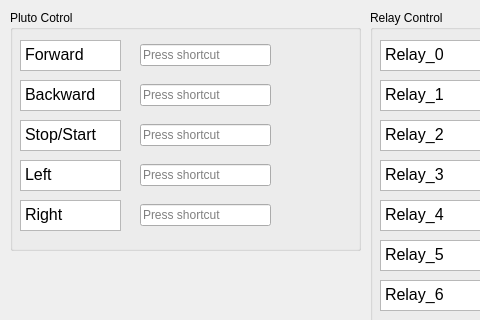
The window that ui/control_config.ui (jruelli/pluto_control) describes before a commit, drawn with Qt 5; both pictures show x 0 to 480 and y 0 to 320 of the 733 by 692 pixel window.
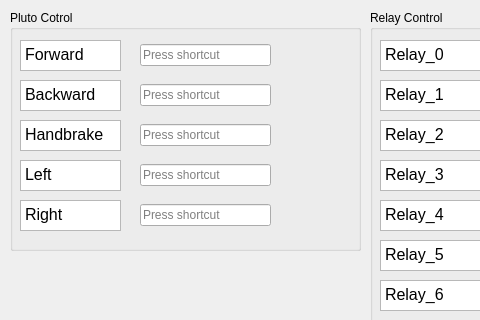
The same window after the commit.

Patch:
```diff
--- a/ui/control_config.ui
+++ b/ui/control_config.ui
@@ -188,7 +188,7 @@
 &lt;html&gt;&lt;head&gt;&lt;meta name=&quot;qrichtext&quot; content=&quot;1&quot; /&gt;&lt;style type=&quot;text/css&quot;&gt;
 p, li { white-space: pre-wrap; }
 &lt;/style&gt;&lt;/head&gt;&lt;body style=&quot; font-family:'MS Shell Dlg 2'; font-size:8.25pt; font-weight:400; font-style:normal;&quot;&gt;
-&lt;p style=&quot; margin-top:0px; margin-bottom:0px; margin-left:0px; margin-right:0px; -qt-block-indent:0; text-indent:0px;&quot;&gt;&lt;span style=&quot; font-size:12pt;&quot;&gt;Stop/Start&lt;/span&gt;&lt;/p&gt;&lt;/body&gt;&lt;/html&gt;</string>
+&lt;p style=&quot; margin-top:0px; margin-bottom:0px; margin-left:0px; margin-right:0px; -qt-block-indent:0; text-indent:0px;&quot;&gt;&lt;span style=&quot; font-size:12pt;&quot;&gt;Handbrake&lt;/span&gt;&lt;/p&gt;&lt;/body&gt;&lt;/html&gt;</string>
     </property>
    </widget>
   </widget>
```
